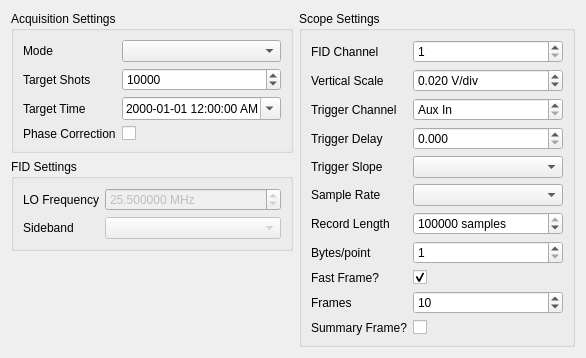
This is ftmwconfigwidget.ui in kncrabtree/blackchirp as Qt 5 draws it before an edit. The edited form follows.
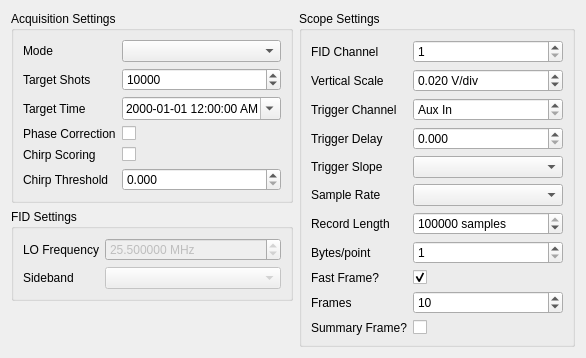
This is the edited form.

Commit message: Add chirp RMS scoring feature

What changed in the file:
```diff
--- a/ftmwconfigwidget.ui
+++ b/ftmwconfigwidget.ui
@@ -96,6 +96,43 @@
           <item row="3" column="1">
            <widget class="QCheckBox" name="phaseCorrectionCheckBox"/>
           </item>
+          <item row="4" column="0">
+           <widget class="QLabel" name="chirpScoringLabel">
+            <property name="text">
+             <string>Chirp Scoring</string>
+            </property>
+           </widget>
+          </item>
+          <item row="4" column="1">
+           <widget class="QCheckBox" name="chirpScoringCheckBox">
+            <property name="toolTip">
+             <string>If checked, waveforms will be rejected if the RMS of the chirp is below a threshold value (after 20 shots).</string>
+            </property>
+           </widget>
+          </item>
+          <item row="5" column="0">
+           <widget class="QLabel" name="chirpThresholdLabel">
+            <property name="text">
+             <string>Chirp Threshold</string>
+            </property>
+           </widget>
+          </item>
+          <item row="5" column="1">
+           <widget class="QDoubleSpinBox" name="chirpThresholdDoubleSpinBox">
+            <property name="toolTip">
+             <string>New chips are rejected unless RMS &gt; threshold*averageChirpRMS</string>
+            </property>
+            <property name="decimals">
+             <number>3</number>
+            </property>
+            <property name="maximum">
+             <double>1.000000000000000</double>
+            </property>
+            <property name="singleStep">
+             <double>0.050000000000000</double>
+            </property>
+           </widget>
+          </item>
          </layout>
         </widget>
        </item>
```
The commit also changes 7 other files.
